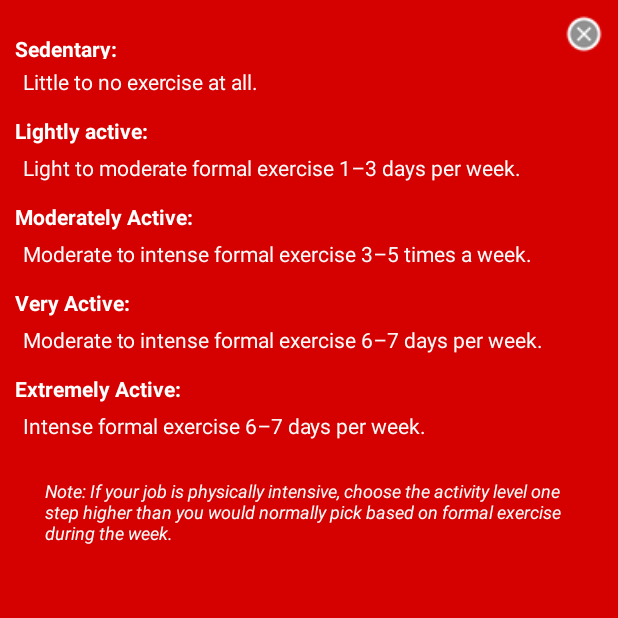
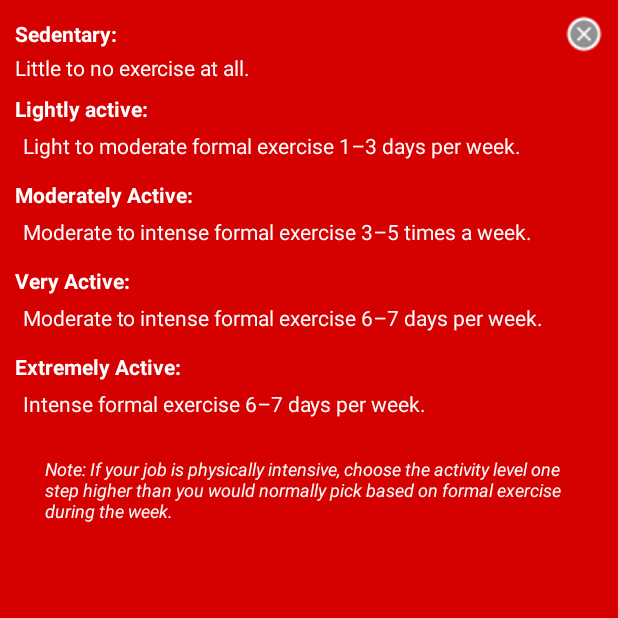
Before and after one commit to theodorethayib/NutriPocket, an Android app: the activityLevelDescriptionsActivity screen opened directly, with no data from a screen before it, on a phone screen of 412 x 824 dp, the top half of it. Run offline under Robolectric (Android 15) with nearby library versions, the phone set to English and light mode, and no system bars.

Commit message:
visual CP1

```diff
--- a/app/src/main/res/layout/activity_create_profile2.xml
+++ b/app/src/main/res/layout/activity_create_profile2.xml
@@ -65,7 +65,7 @@
 
     <com.example.theo1.nutripocket.customviews.NoDefaultSpinnerGL
         android:id="@+id/goal"
-        android:layout_width="wrap_content"
+        android:layout_width="200dp"
         android:layout_height="wrap_content"
         android:layout_below="@+id/textView3"
         android:layout_centerHorizontal="true"
--- a/app/src/main/res/layout/activity_level_descriptions.xml
+++ b/app/src/main/res/layout/activity_level_descriptions.xml
@@ -19,14 +19,13 @@
         <LinearLayout
             android:layout_width="match_parent"
             android:layout_height="wrap_content"
-        android:orientation="horizontal"
-        android:layout_weight="0.04">
+            android:layout_weight="0.04"
+            android:orientation="horizontal">
 
             <TextView
                 android:id="@+id/textView"
                 android:layout_width="wrap_content"
                 android:layout_height="wrap_content"
-            android:layout_marginTop="10dp"
                 android:layout_weight="1"
                 android:text="@string/sedentaryTitle"
                 android:textColor="@color/emphasisText"
@@ -38,67 +37,113 @@
                 android:layout_height="25dp"
                 android:layout_alignParentRight="true"
                 android:background="@android:drawable/presence_offline" />
+
         </LinearLayout>
 
         <TextView
             android:layout_width="wrap_content"
             android:layout_height="wrap_content"
             android:text="@string/sedentaryDesc"
-        android:textColor="@color/regularText"
-        android:layout_margin="5dp"/>
-    <TextView
+            android:textColor="@color/regularText" />
+
+        <LinearLayout
             android:layout_width="wrap_content"
             android:layout_height="wrap_content"
+            android:layout_weight="0.04"
+            android:orientation="vertical">
+
+            <TextView
+                android:id="@+id/textView5"
+                android:layout_width="match_parent"
+                android:layout_height="wrap_content"
+                android:layout_marginTop="8dp"
                 android:text="@string/lightlyTitle"
-        android:textStyle="bold"
+
                 android:textColor="@color/emphasisText"
+                android:textStyle="bold" />
 
-        android:layout_marginTop="8dp"/>
             <TextView
-        android:layout_width="wrap_content"
+                android:id="@+id/textView6"
+                android:layout_width="match_parent"
                 android:layout_height="wrap_content"
+                android:layout_margin="5dp"
                 android:text="@string/lightlyDesc"
-        android:textColor="@color/regularText"
-        android:layout_margin="5dp"/>
+                android:textColor="@color/regularText" />
+
+        </LinearLayout>
+
+        <LinearLayout
+            android:layout_width="match_parent"
+            android:layout_height="match_parent"
+            android:layout_weight="0.04"
+            android:orientation="vertical">
+
             <TextView
-        android:layout_width="wrap_content"
+                android:id="@+id/textView7"
+                android:layout_width="match_parent"
                 android:layout_height="wrap_content"
+                android:layout_marginTop="8dp"
                 android:text="@string/modTitle"
-        android:textStyle="bold"
                 android:textColor="@color/emphasisText"
-        android:layout_marginTop="8dp"/>
+                android:textStyle="bold" />
+
             <TextView
-        android:layout_width="wrap_content"
+                android:id="@+id/textView8"
+                android:layout_width="match_parent"
                 android:layout_height="wrap_content"
+                android:layout_margin="5dp"
                 android:text="@string/modDesc"
-        android:textColor="@color/regularText"
-        android:layout_margin="5dp"/>
+                android:textColor="@color/regularText" />
+
+        </LinearLayout>
+
+        <LinearLayout
+            android:layout_width="match_parent"
+            android:layout_height="match_parent"
+            android:layout_weight="0.04"
+            android:orientation="vertical">
+
             <TextView
-        android:layout_width="wrap_content"
+                android:id="@+id/textView9"
+                android:layout_width="match_parent"
                 android:layout_height="wrap_content"
+                android:layout_marginTop="8dp"
                 android:text="@string/heavilyTitle"
-        android:textStyle="bold"
                 android:textColor="@color/emphasisText"
-        android:layout_marginTop="8dp"/>
+                android:textStyle="bold" />
+
             <TextView
-        android:layout_width="wrap_content"
+                android:id="@+id/textView10"
+                android:layout_width="match_parent"
                 android:layout_height="wrap_content"
+                android:layout_margin="5dp"
                 android:text="@string/heavilyDesc"
-        android:textColor="@color/regularText"
-        android:layout_margin="5dp"/>
+                android:textColor="@color/regularText" />
+        </LinearLayout>
+
+        <LinearLayout
+            android:layout_width="match_parent"
+            android:layout_height="match_parent"
+            android:layout_weight="0.04"
+            android:orientation="vertical">
+
             <TextView
-        android:layout_width="wrap_content"
+                android:id="@+id/textView11"
+                android:layout_width="match_parent"
                 android:layout_height="wrap_content"
+                android:layout_marginTop="8dp"
                 android:text="@string/extTitle"
-        android:textStyle="bold"
                 android:textColor="@color/emphasisText"
-        android:layout_marginTop="8dp"/>
+                android:textStyle="bold" />
+
             <TextView
-        android:layout_width="wrap_content"
+                android:id="@+id/textView12"
+                android:layout_width="match_parent"
                 android:layout_height="wrap_content"
+                android:layout_margin="5dp"
                 android:text="@string/extDesc"
-        android:textColor="@color/regularText"
-        android:layout_margin="5dp"/>
+                android:textColor="@color/regularText" />
+        </LinearLayout>
 
         <TextView
         android:layout_width="wrap_content"
```
Lines whose indentation alone changed are shown as unchanged.
